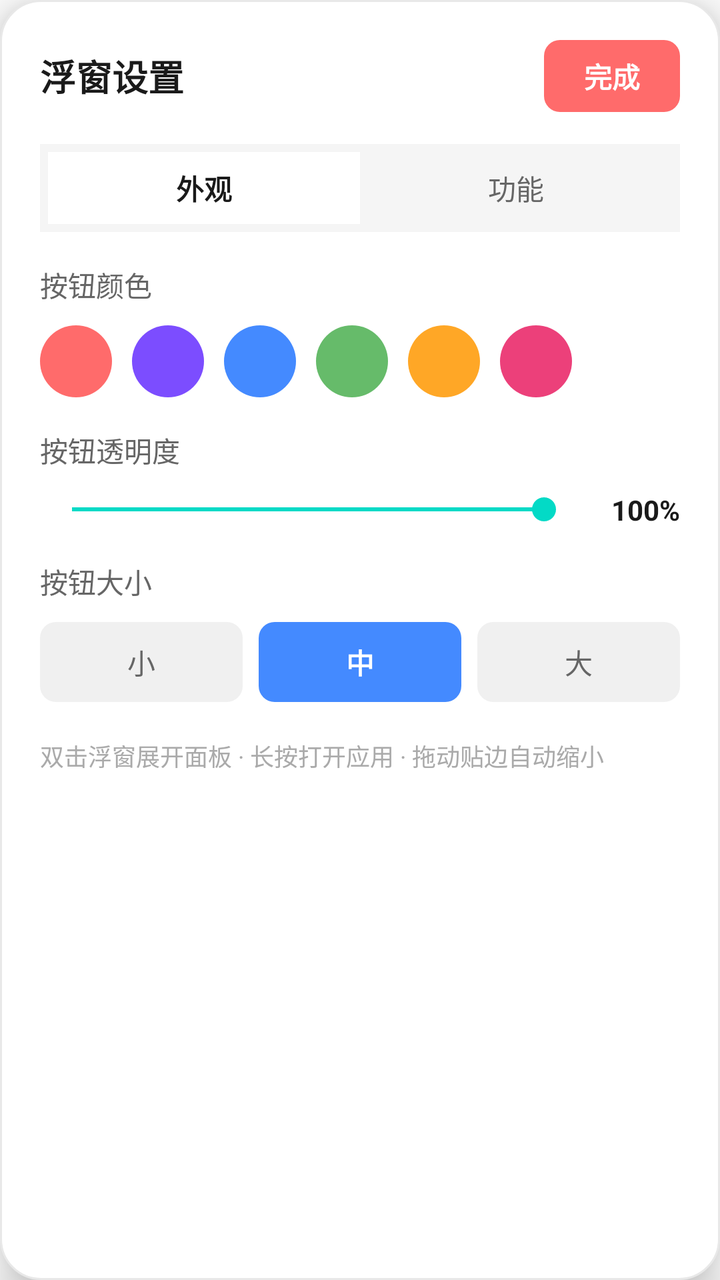
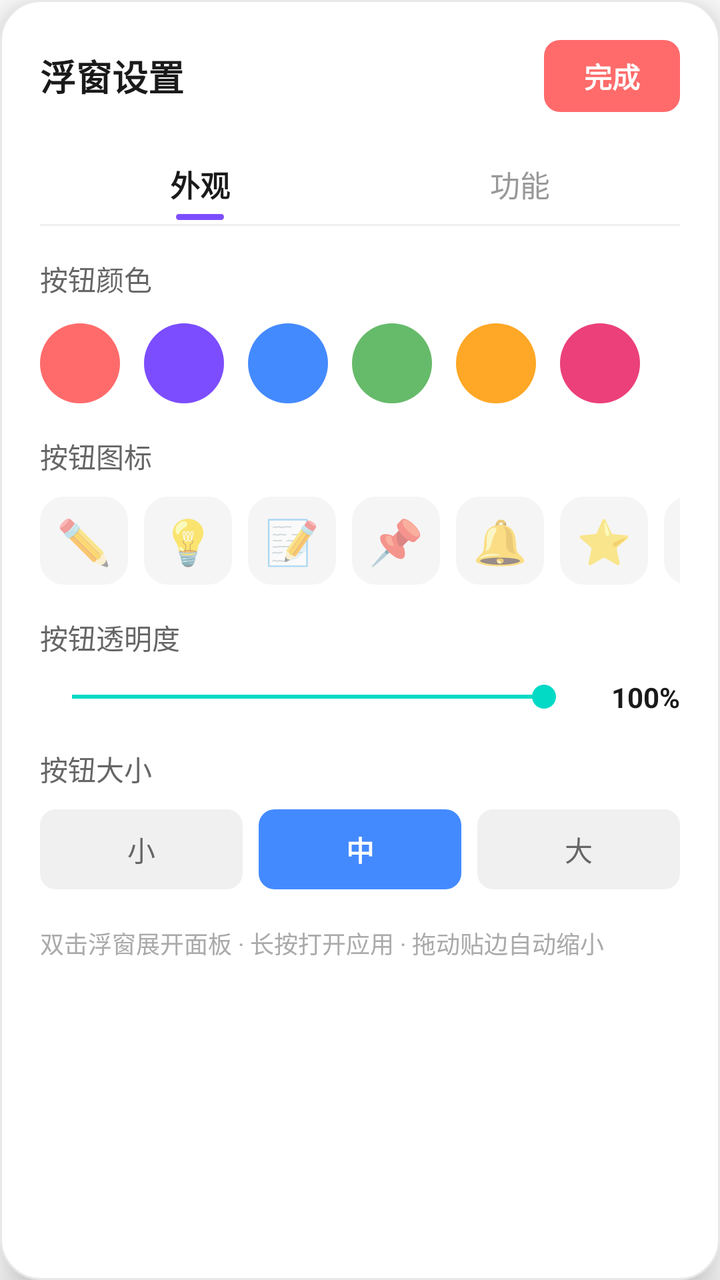

Before-and-after screenshots of an Android layout around one commit, followed by the original layout XML and the change that was made.
<!-- AndroidManifest.xml: fallback theme Theme.MaterialComponents.DayNight.NoActionBar -->
<!-- res/layout/floating_settings_panel.xml -->
<?xml version="1.0" encoding="utf-8"?>
<LinearLayout xmlns:android="http://schemas.android.com/apk/res/android"
    android:id="@+id/floating_settings_container"
    android:layout_width="match_parent"
    android:layout_height="wrap_content"
    android:background="@drawable/bg_floating_panel"
    android:elevation="12dp"
    android:orientation="vertical"
    android:padding="20dp">

    
    <LinearLayout
        android:layout_width="match_parent"
        android:layout_height="wrap_content"
        android:gravity="center_vertical"
        android:orientation="horizontal">

        <TextView
            android:layout_width="0dp"
            android:layout_height="wrap_content"
            android:layout_weight="1"
            android:text="浮窗设置"
            android:textColor="#1A1A1A"
            android:textSize="18sp"
            android:textStyle="bold" />

        <TextView
            android:id="@+id/btn_close_settings"
            android:layout_width="wrap_content"
            android:layout_height="36dp"
            android:background="@drawable/bg_save_button"
            android:gravity="center"
            android:paddingStart="20dp"
            android:paddingEnd="20dp"
            android:text="完成"
            android:textColor="#FFFFFF"
            android:textSize="14sp"
            android:textStyle="bold" />
    </LinearLayout>

    
    <LinearLayout
        android:layout_width="match_parent"
        android:layout_height="wrap_content"
        android:layout_marginTop="16dp"
        android:background="#F5F5F5"
        android:orientation="horizontal"
        android:padding="4dp">

        <TextView
            android:id="@+id/tab_appearance"
            android:layout_width="0dp"
            android:layout_height="36dp"
            android:layout_weight="1"
            android:background="#FFFFFF"
            android:gravity="center"
            android:text="外观"
            android:textColor="#1A1A1A"
            android:textSize="14sp"
            android:textStyle="bold" />

        <TextView
            android:id="@+id/tab_function"
            android:layout_width="0dp"
            android:layout_height="36dp"
            android:layout_weight="1"
            android:gravity="center"
            android:text="功能"
            android:textColor="#666666"
            android:textSize="14sp" />
    </LinearLayout>

    
    <LinearLayout
        android:id="@+id/page_appearance"
        android:layout_width="match_parent"
        android:layout_height="wrap_content"
        android:orientation="vertical">

        
        <TextView
            android:layout_width="wrap_content"
            android:layout_height="wrap_content"
            android:layout_marginTop="16dp"
            android:text="按钮颜色"
            android:textColor="#666666"
            android:textSize="14sp" />

        <LinearLayout
            android:layout_width="match_parent"
            android:layout_height="wrap_content"
            android:layout_marginTop="10dp"
            android:gravity="center_vertical"
            android:orientation="horizontal">

            <View
                android:id="@+id/color_red"
                android:layout_width="36dp"
                android:layout_height="36dp"
                android:layout_marginEnd="10dp"
                android:background="@drawable/bg_color_circle"
                android:backgroundTint="#FF6B6B" />

            <View
                android:id="@+id/color_purple"
                android:layout_width="36dp"
                android:layout_height="36dp"
                android:layout_marginEnd="10dp"
                android:background="@drawable/bg_color_circle"
                android:backgroundTint="#7C4DFF" />

            <View
                android:id="@+id/color_blue"
                android:layout_width="36dp"
                android:layout_height="36dp"
                android:layout_marginEnd="10dp"
                android:background="@drawable/bg_color_circle"
                android:backgroundTint="#448AFF" />

            <View
                android:id="@+id/color_green"
                android:layout_width="36dp"
                android:layout_height="36dp"
                android:layout_marginEnd="10dp"
                android:background="@drawable/bg_color_circle"
                android:backgroundTint="#66BB6A" />

            <View
                android:id="@+id/color_orange"
                android:layout_width="36dp"
                android:layout_height="36dp"
                android:layout_marginEnd="10dp"
                android:background="@drawable/bg_color_circle"
                android:backgroundTint="#FFA726" />

            <View
                android:id="@+id/color_pink"
                android:layout_width="36dp"
                android:layout_height="36dp"
                android:background="@drawable/bg_color_circle"
                android:backgroundTint="#EC407A" />
        </LinearLayout>

        
        <TextView
            android:layout_width="wrap_content"
            android:layout_height="wrap_content"
            android:layout_marginTop="16dp"
            android:text="按钮透明度"
            android:textColor="#666666"
            android:textSize="14sp" />

        <LinearLayout
            android:layout_width="match_parent"
            android:layout_height="wrap_content"
            android:layout_marginTop="10dp"
            android:gravity="center_vertical"
            android:orientation="horizontal">

            <SeekBar
                android:id="@+id/seekbar_opacity"
                android:layout_width="0dp"
                android:layout_height="wrap_content"
                android:layout_weight="1"
                android:max="100"
                android:progress="100" />

            <TextView
                android:id="@+id/tv_opacity_value"
                android:layout_width="52dp"
                android:layout_height="wrap_content"
                android:gravity="end"
                android:text="100%"
                android:textColor="#1A1A1A"
                android:textSize="14sp"
                android:textStyle="bold" />
        </LinearLayout>

        
        <TextView
            android:layout_width="wrap_content"
            android:layout_height="wrap_content"
            android:layout_marginTop="16dp"
            android:text="按钮大小"
            android:textColor="#666666"
            android:textSize="14sp" />

        <LinearLayout
            android:layout_width="match_parent"
            android:layout_height="wrap_content"
            android:layout_marginTop="10dp"
            android:orientation="horizontal">

            <TextView
                android:id="@+id/btn_size_small"
                android:layout_width="0dp"
                android:layout_height="40dp"
                android:layout_marginEnd="8dp"
                android:layout_weight="1"
                android:background="@drawable/bg_size_option"
                android:gravity="center"
                android:text="小"
                android:textColor="#666666"
                android:textSize="14sp" />

            <TextView
                android:id="@+id/btn_size_medium"
                android:layout_width="0dp"
                android:layout_height="40dp"
                android:layout_marginEnd="8dp"
                android:layout_weight="1"
                android:background="@drawable/bg_size_option_selected"
                android:gravity="center"
                android:text="中"
                android:textColor="#FFFFFF"
                android:textSize="14sp"
                android:textStyle="bold" />

            <TextView
                android:id="@+id/btn_size_large"
                android:layout_width="0dp"
                android:layout_height="40dp"
                android:layout_weight="1"
                android:background="@drawable/bg_size_option"
                android:gravity="center"
                android:text="大"
                android:textColor="#666666"
                android:textSize="14sp" />
        </LinearLayout>
    </LinearLayout>

    
    <LinearLayout
        android:id="@+id/page_function"
        android:layout_width="match_parent"
        android:layout_height="wrap_content"
        android:orientation="vertical"
        android:visibility="gone">

        
        <LinearLayout
            android:layout_width="match_parent"
            android:layout_height="wrap_content"
            android:layout_marginTop="16dp"
            android:gravity="center_vertical"
            android:orientation="horizontal">

            <TextView
                android:layout_width="0dp"
                android:layout_height="wrap_content"
                android:layout_weight="1"
                android:text="保存后同步到通知"
                android:textColor="#1A1A1A"
                android:textSize="14sp" />

            <Switch
                android:id="@+id/switch_sync_notification"
                android:layout_width="wrap_content"
                android:layout_height="wrap_content"
                android:checked="true" />
        </LinearLayout>

        
        <LinearLayout
            android:layout_width="match_parent"
            android:layout_height="wrap_content"
            android:layout_marginTop="12dp"
            android:gravity="center_vertical"
            android:orientation="horizontal">

            <TextView
                android:layout_width="0dp"
                android:layout_height="wrap_content"
                android:layout_weight="1"
                android:text="保存后同步到自言自语"
                android:textColor="#1A1A1A"
                android:textSize="14sp" />

            <Switch
                android:id="@+id/switch_sync_self_talk"
                android:layout_width="wrap_content"
                android:layout_height="wrap_content"
                android:checked="true" />
        </LinearLayout>

        
        <LinearLayout
            android:layout_width="match_parent"
            android:layout_height="wrap_content"
            android:layout_marginTop="12dp"
            android:gravity="center_vertical"
            android:orientation="horizontal">

            <TextView
                android:layout_width="0dp"
                android:layout_height="wrap_content"
                android:layout_weight="1"
                android:text="显示字数统计"
                android:textColor="#1A1A1A"
                android:textSize="14sp" />

            <Switch
                android:id="@+id/switch_show_word_count"
                android:layout_width="wrap_content"
                android:layout_height="wrap_content"
                android:checked="true" />
        </LinearLayout>

        
        <LinearLayout
            android:layout_width="match_parent"
            android:layout_height="wrap_content"
            android:layout_marginTop="12dp"
            android:gravity="center_vertical"
            android:orientation="horizontal">

            <TextView
                android:layout_width="0dp"
                android:layout_height="wrap_content"
                android:layout_weight="1"
                android:text="拖动贴边后自动缩小"
                android:textColor="#1A1A1A"
                android:textSize="14sp" />

            <Switch
                android:id="@+id/switch_auto_hide_edge"
                android:layout_width="wrap_content"
                android:layout_height="wrap_content"
                android:checked="true" />
        </LinearLayout>

        
        <TextView
            android:layout_width="wrap_content"
            android:layout_height="wrap_content"
            android:layout_marginTop="16dp"
            android:text="双击灵敏度"
            android:textColor="#666666"
            android:textSize="14sp" />

        <LinearLayout
            android:layout_width="match_parent"
            android:layout_height="wrap_content"
            android:layout_marginTop="8dp"
            android:gravity="center_vertical"
            android:orientation="horizontal">

            <TextView
                android:layout_width="wrap_content"
                android:layout_height="wrap_content"
                android:text="快"
                android:textColor="#999999"
                android:textSize="12sp" />

            <SeekBar
                android:id="@+id/seekbar_double_tap"
                android:layout_width="0dp"
                android:layout_height="wrap_content"
                android:layout_marginStart="8dp"
                android:layout_marginEnd="8dp"
                android:layout_weight="1"
                android:max="700"
                android:min="100"
                android:progress="200" />

            <TextView
                android:layout_width="wrap_content"
                android:layout_height="wrap_content"
                android:text="慢"
                android:textColor="#999999"
                android:textSize="12sp" />
        </LinearLayout>

        <TextView
            android:id="@+id/tv_double_tap_value"
            android:layout_width="wrap_content"
            android:layout_height="wrap_content"
            android:layout_gravity="end"
            android:text="300ms"
            android:textColor="#1A1A1A"
            android:textSize="12sp"
            android:textStyle="bold" />
    </LinearLayout>

    
    <TextView
        android:layout_width="wrap_content"
        android:layout_height="wrap_content"
        android:layout_marginTop="18dp"
        android:text="双击浮窗展开面板 · 长按打开应用 · 拖动贴边自动缩小"
        android:textColor="#AAAAAA"
        android:textSize="12sp" />
</LinearLayout>
<!-- resources referenced by this layout -->
<resources>
  <!-- drawable bg_color_circle (drawable) -->
  <?xml version="1.0" encoding="utf-8"?>
  <shape xmlns:android="http://schemas.android.com/apk/res/android"
      android:shape="oval">
      <size
          android:width="32dp"
          android:height="32dp" />
  </shape>
  <!-- drawable bg_floating_panel (drawable) -->
  <?xml version="1.0" encoding="utf-8"?>
  <shape xmlns:android="http://schemas.android.com/apk/res/android"
      android:shape="rectangle">
      <solid android:color="#FFFFFF" />
      <corners android:radius="20dp" />
      <stroke
          android:width="1dp"
          android:color="#E8E8E8" />
  </shape>
  <!-- drawable bg_save_button (drawable) -->
  <?xml version="1.0" encoding="utf-8"?>
  <shape xmlns:android="http://schemas.android.com/apk/res/android"
      android:shape="rectangle">
      <solid android:color="#FF6B6B" />
      <corners android:radius="8dp" />
  </shape>
  <!-- drawable bg_size_option (drawable) -->
  <shape xmlns:android="http://schemas.android.com/apk/res/android"
      android:shape="rectangle">
      <solid android:color="#F0F0F0"/>
      <corners android:radius="8dp"/>
  </shape>
  <!-- drawable bg_size_option_selected (drawable) -->
  <shape xmlns:android="http://schemas.android.com/apk/res/android"
      android:shape="rectangle">
      <solid android:color="#448AFF"/>
      <corners android:radius="8dp"/>
  </shape>
</resources>

<!-- the commit's change to res/layout/floating_settings_panel.xml (unified diff, before → after) -->
@@ -43,32 +43,61 @@
         android:layout_width="match_parent"
         android:layout_height="wrap_content"
         android:layout_marginTop="16dp"
-        android:background="#F5F5F5"
-        android:orientation="horizontal"
-        android:padding="4dp">
-
-        <TextView
-            android:id="@+id/tab_appearance"
+        android:orientation="horizontal">
+
+        <FrameLayout
             android:layout_width="0dp"
-            android:layout_height="36dp"
-            android:layout_weight="1"
-            android:background="#FFFFFF"
-            android:gravity="center"
-            android:text="外观"
-            android:textColor="#1A1A1A"
-            android:textSize="14sp"
-            android:textStyle="bold" />
-
-        <TextView
-            android:id="@+id/tab_function"
+            android:layout_height="40dp"
+            android:layout_weight="1">
+
+            <TextView
+                android:id="@+id/tab_appearance"
+                android:layout_width="wrap_content"
+                android:layout_height="wrap_content"
+                android:layout_gravity="center"
+                android:text="外观"
+                android:textColor="#1A1A1A"
+                android:textSize="15sp"
+                android:textStyle="bold" />
+
+            <View
+                android:id="@+id/tab_indicator_appearance"
+                android:layout_width="24dp"
+                android:layout_height="3dp"
+                android:layout_gravity="center|bottom"
+                android:layout_marginBottom="2dp"
+                android:background="@drawable/bg_tab_indicator" />
+        </FrameLayout>
+
+        <FrameLayout
             android:layout_width="0dp"
-            android:layout_height="36dp"
-            android:layout_weight="1"
-            android:gravity="center"
-            android:text="功能"
-            android:textColor="#666666"
-            android:textSize="14sp" />
+            android:layout_height="40dp"
+            android:layout_weight="1">
+
+            <TextView
+                android:id="@+id/tab_function"
+                android:layout_width="wrap_content"
+                android:layout_height="wrap_content"
+                android:layout_gravity="center"
+                android:text="功能"
+                android:textColor="#999999"
+                android:textSize="15sp" />
+
+            <View
+                android:id="@+id/tab_indicator_function"
+                android:layout_width="24dp"
+                android:layout_height="3dp"
+                android:layout_gravity="center|bottom"
+                android:layout_marginBottom="2dp"
+                android:background="@drawable/bg_tab_indicator"
+                android:visibility="invisible" />
+        </FrameLayout>
     </LinearLayout>
+
+    <View
+        android:layout_width="match_parent"
+        android:layout_height="1dp"
+        android:background="#F0F0F0" />
 
     
     <LinearLayout
@@ -89,57 +118,204 @@
         <LinearLayout
             android:layout_width="match_parent"
             android:layout_height="wrap_content"
+            android:layout_marginTop="12dp"
+            android:gravity="center_vertical"
+            android:orientation="horizontal">
+
+            <View
+                android:id="@+id/color_red"
+                android:layout_width="40dp"
+                android:layout_height="40dp"
+                android:layout_marginEnd="12dp"
+                android:background="@drawable/bg_color_circle"
+                android:backgroundTint="#FF6B6B"
+                android:elevation="2dp" />
+
+            <View
+                android:id="@+id/color_purple"
+                android:layout_width="40dp"
+                android:layout_height="40dp"
+                android:layout_marginEnd="12dp"
+                android:background="@drawable/bg_color_circle"
+                android:backgroundTint="#7C4DFF"
+                android:elevation="2dp" />
+
+            <View
+                android:id="@+id/color_blue"
+                android:layout_width="40dp"
+                android:layout_height="40dp"
+                android:layout_marginEnd="12dp"
+                android:background="@drawable/bg_color_circle"
+                android:backgroundTint="#448AFF"
+                android:elevation="2dp" />
+
+            <View
+                android:id="@+id/color_green"
+                android:layout_width="40dp"
+                android:layout_height="40dp"
+                android:layout_marginEnd="12dp"
+                android:background="@drawable/bg_color_circle"
+                android:backgroundTint="#66BB6A"
+                android:elevation="2dp" />
+
+            <View
+                android:id="@+id/color_orange"
+                android:layout_width="40dp"
+                android:layout_height="40dp"
+                android:layout_marginEnd="12dp"
+                android:background="@drawable/bg_color_circle"
+                android:backgroundTint="#FFA726"
+                android:elevation="2dp" />
+
+            <View
+                android:id="@+id/color_pink"
+                android:layout_width="40dp"
+                android:layout_height="40dp"
+                android:background="@drawable/bg_color_circle"
+                android:backgroundTint="#EC407A"
+                android:elevation="2dp" />
+        </LinearLayout>
+
+        
+        <TextView
+            android:layout_width="wrap_content"
+            android:layout_height="wrap_content"
+            android:layout_marginTop="16dp"
+            android:text="按钮图标"
+            android:textColor="#666666"
+            android:textSize="14sp" />
+
+        <HorizontalScrollView
+            android:layout_width="match_parent"
+            android:layout_height="wrap_content"
             android:layout_marginTop="10dp"
-            android:gravity="center_vertical"
-            android:orientation="horizontal">
-
-            <View
-                android:id="@+id/color_red"
-                android:layout_width="36dp"
-                android:layout_height="36dp"
-                android:layout_marginEnd="10dp"
-                android:background="@drawable/bg_color_circle"
-                android:backgroundTint="#FF6B6B" />
-
-            <View
-                android:id="@+id/color_purple"
-                android:layout_width="36dp"
-                android:layout_height="36dp"
-                android:layout_marginEnd="10dp"
-                android:background="@drawable/bg_color_circle"
-                android:backgroundTint="#7C4DFF" />
-
-            <View
-                android:id="@+id/color_blue"
-                android:layout_width="36dp"
-                android:layout_height="36dp"
-                android:layout_marginEnd="10dp"
-                android:background="@drawable/bg_color_circle"
-                android:backgroundTint="#448AFF" />
-
-            <View
-                android:id="@+id/color_green"
-                android:layout_width="36dp"
-                android:layout_height="36dp"
-                android:layout_marginEnd="10dp"
-                android:background="@drawable/bg_color_circle"
-                android:backgroundTint="#66BB6A" />
-
-            <View
-                android:id="@+id/color_orange"
-                android:layout_width="36dp"
-                android:layout_height="36dp"
-                android:layout_marginEnd="10dp"
-                android:background="@drawable/bg_color_circle"
-                android:backgroundTint="#FFA726" />
-
-            <View
-                android:id="@+id/color_pink"
-                android:layout_width="36dp"
-                android:layout_height="36dp"
-                android:background="@drawable/bg_color_circle"
-                android:backgroundTint="#EC407A" />
-        </LinearLayout>
+            android:scrollbars="none">
+
+            <LinearLayout
+                android:layout_width="wrap_content"
+                android:layout_height="wrap_content"
+                android:orientation="horizontal">
+
+                <TextView
+                    android:id="@+id/icon_default"
+                    android:layout_width="44dp"
+                    android:layout_height="44dp"
+                    android:layout_marginEnd="8dp"
+                    android:background="@drawable/bg_icon_option"
+                    android:gravity="center"
+                    android:text="✏️"
+                    android:textSize="22sp" />
+
+                <TextView
+                    android:id="@+id/icon_bulb"
+                    android:layout_width="44dp"
+                    android:layout_height="44dp"
+                    android:layout_marginEnd="8dp"
+                    android:background="@drawable/bg_icon_option"
+                    android:gravity="center"
+                    android:text="💡"
+                    android:textSize="22sp" />
+
+                <TextView
+                    android:id="@+id/icon_note"
+                    android:layout_width="44dp"
+                    android:layout_height="44dp"
+                    android:layout_marginEnd="8dp"
+                    android:background="@drawable/bg_icon_option"
+                    android:gravity="center"
+                    android:text="📝"
+                    android:textSize="22sp" />
+
+                <TextView
+                    android:id="@+id/icon_pin"
+                    android:layout_width="44dp"
+                    android:layout_height="44dp"
+                    android:layout_marginEnd="8dp"
+                    android:background="@drawable/bg_icon_option"
+                    android:gravity="center"
+                    android:text="📌"
+                    android:textSize="22sp" />
+
+                <TextView
+                    android:id="@+id/icon_bell"
+                    android:layout_width="44dp"
+                    android:layout_height="44dp"
+                    android:layout_marginEnd="8dp"
+                    android:background="@drawable/bg_icon_option"
+                    android:gravity="center"
+                    android:text="🔔"
+                    android:textSize="22sp" />
+
+                <TextView
+                    android:id="@+id/icon_star"
+                    android:layout_width="44dp"
+                    android:layout_height="44dp"
+                    android:layout_marginEnd="8dp"
+                    android:background="@drawable/bg_icon_option"
+                    android:gravity="center"
+                    android:text="⭐"
+                    android:textSize="22sp" />
+
+                <TextView
+                    android:id="@+id/icon_moon"
+                    android:layout_width="44dp"
+                    android:layout_height="44dp"
+                    android:layout_marginEnd="8dp"
+                    android:background="@drawable/bg_icon_option"
+                    android:gravity="center"
+                    android:text="🌙"
+                    android:textSize="22sp" />
+
+                <TextView
+                    android:id="@+id/icon_sun"
+                    android:layout_width="44dp"
+                    android:layout_height="44dp"
+                    android:layout_marginEnd="8dp"
+                    android:background="@drawable/bg_icon_option"
+                    android:gravity="center"
+                    android:text="☀️"
+                    android:textSize="22sp" />
+
+                <TextView
+                    android:id="@+id/icon_flower"
+                    android:layout_width="44dp"
+                    android:layout_height="44dp"
+                    android:layout_marginEnd="8dp"
+                    android:background="@drawable/bg_icon_option"
+                    android:gravity="center"
+                    android:text="🌸"
+                    android:textSize="22sp" />
+
+                <TextView
+                    android:id="@+id/icon_fire"
+                    android:layout_width="44dp"
+                    android:layout_height="44dp"
+                    android:layout_marginEnd="8dp"
+                    android:background="@drawable/bg_icon_option"
+                    android:gravity="center"
+                    android:text="🔥"
+                    android:textSize="22sp" />
+
+                <TextView
+                    android:id="@+id/icon_diamond"
+                    android:layout_width="44dp"
+                    android:layout_height="44dp"
+                    android:layout_marginEnd="8dp"
+                    android:background="@drawable/bg_icon_option"
+                    android:gravity="center"
+                    android:text="💎"
+                    android:textSize="22sp" />
+
+                <TextView
+                    android:id="@+id/icon_target"
+                    android:layout_width="44dp"
+                    android:layout_height="44dp"
+                    android:background="@drawable/bg_icon_option"
+                    android:gravity="center"
+                    android:text="🎯"
+                    android:textSize="22sp" />
+            </LinearLayout>
+        </HorizontalScrollView>
 
         
         <TextView
@@ -249,6 +425,29 @@
                 android:layout_width="0dp"
                 android:layout_height="wrap_content"
                 android:layout_weight="1"
+                android:text="使用标签"
+                android:textColor="#1A1A1A"
+                android:textSize="14sp" />
+
+            <Switch
+                android:id="@+id/switch_use_tags"
+                android:layout_width="wrap_content"
+                android:layout_height="wrap_content"
+                android:checked="true" />
+        </LinearLayout>
+
+        
+        <LinearLayout
+            android:layout_width="match_parent"
+            android:layout_height="wrap_content"
+            android:layout_marginTop="12dp"
+            android:gravity="center_vertical"
+            android:orientation="horizontal">
+
+            <TextView
+                android:layout_width="0dp"
+                android:layout_height="wrap_content"
+                android:layout_weight="1"
                 android:text="保存后同步到通知"
                 android:textColor="#1A1A1A"
                 android:textSize="14sp" />
@@ -328,6 +527,58 @@
                 android:layout_height="wrap_content"
                 android:checked="true" />
         </LinearLayout>
+
+        
+        <TextView
+            android:layout_width="wrap_content"
+            android:layout_height="wrap_content"
+            android:layout_marginTop="16dp"
+            android:text="字体大小"
+            android:textColor="#666666"
+            android:textSize="14sp" />
+
+        <LinearLayout
+            android:layout_width="match_parent"
+            android:layout_height="wrap_content"
+            android:layout_marginTop="8dp"
+            android:gravity="center_vertical"
+            android:orientation="horizontal">
+
+            <TextView
+                android:layout_width="wrap_content"
+                android:layout_height="wrap_content"
+                android:text="12"
+                android:textColor="#999999"
+                android:textSize="12sp" />
+
+            <SeekBar
+                android:id="@+id/seekbar_font_size"
+                android:layout_width="0dp"
+                android:layout_height="wrap_content"
+                android:layout_marginStart="8dp"
+                android:layout_marginEnd="8dp"
+                android:layout_weight="1"
+                android:max="12"
+                android:min="0"
+                android:progress="3" />
+
+            <TextView
+                android:layout_width="wrap_content"
+                android:layout_height="wrap_content"
+                android:text="24"
+                android:textColor="#999999"
+                android:textSize="12sp" />
+        </LinearLayout>
+
+        <TextView
+            android:id="@+id/tv_font_size_value"
+            android:layout_width="wrap_content"
+            android:layout_height="wrap_content"
+            android:layout_gravity="end"
+            android:text="15sp"
+            android:textColor="#1A1A1A"
+            android:textSize="12sp"
+            android:textStyle="bold" />
 
         
         <TextView
<!-- resource entries referenced after the edit -->
@@ -18,6 +18,13 @@
           android:width="1dp"
           android:color="#E8E8E8" />
   </shape>
+  <!-- drawable bg_icon_option (drawable) -->
+  <?xml version="1.0" encoding="utf-8"?>
+  <shape xmlns:android="http://schemas.android.com/apk/res/android"
+      android:shape="rectangle">
+      <solid android:color="#F5F5F5" />
+      <corners android:radius="12dp" />
+  </shape>
   <!-- drawable bg_save_button (drawable) -->
   <?xml version="1.0" encoding="utf-8"?>
   <shape xmlns:android="http://schemas.android.com/apk/res/android"
@@ -37,5 +44,12 @@
       <solid android:color="#448AFF"/>
       <corners android:radius="8dp"/>
   </shape>
+  <!-- drawable bg_tab_indicator (drawable) -->
+  <?xml version="1.0" encoding="utf-8"?>
+  <shape xmlns:android="http://schemas.android.com/apk/res/android"
+      android:shape="rectangle">
+      <solid android:color="#7C4DFF" />
+      <corners android:radius="2dp" />
+  </shape>
 </resources>
 
